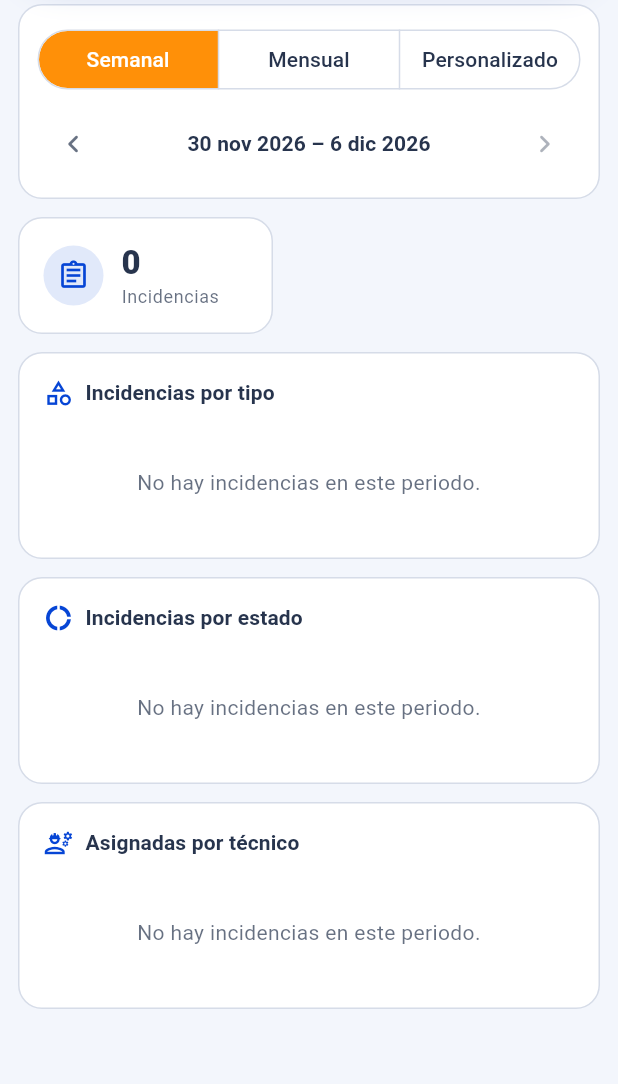
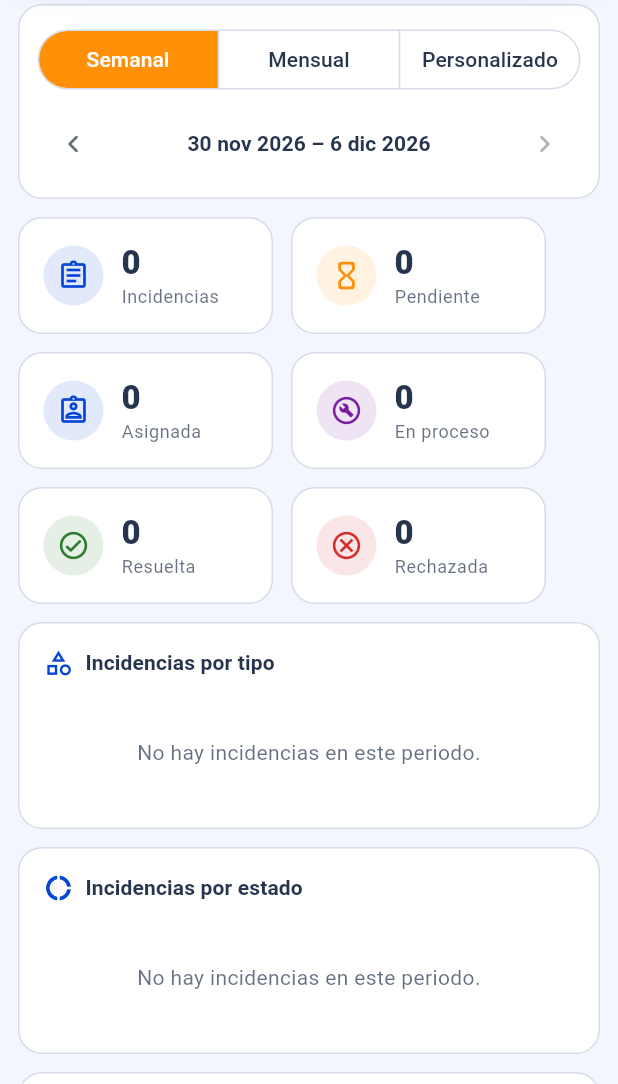
Before and after one commit to ShadowFirmware/FIXO, a Flutter app: the AdminStatisticsScreen screen opened by its route, on a phone screen of 412 x 824 dp, the part 152-1236 px from its top. Run offline on Flutter 3.47's test engine with Material 3 defaults, Android fonts, the phone set to English and light mode, and no system bars; our stand-ins replace cloud_firestore, firebase_auth, firebase_core, image_picker, pdf, printing and 1 more; accounts and stored records are empty.

Commit message:
feat(T-4.12.5): calcular las incidencias por estado
Cuenta las incidencias del periodo por estado y las muestra en el
resumen.

Co-Authored-By: Claude Opus 5.5 <noreply@anthropic.com>

```diff
--- a/lib/features/admin/domain/entities/incident_stats.dart
+++ b/lib/features/admin/domain/entities/incident_stats.dart
@@ -3,17 +3,28 @@ import 'history_incident.dart';
 
 /// Estadísticas de las incidencias de un periodo (HU-4.12).
 class IncidentStats {
-  const IncidentStats({required this.total, this.byType = const {}});
+  const IncidentStats({
+    required this.total,
+    this.byType = const {},
+    this.byStatus = const {},
+  });
 
   static const empty = IncidentStats(total: 0);
 
   /// Calcula las estadísticas de las incidencias del periodo.
   factory IncidentStats.from(List<HistoryIncident> records) {
     final byType = {for (final type in IncidentType.values) type: 0};
+    final byStatus = {for (final status in IncidentStatus.values) status: 0};
     for (final record in records) {
-      byType[record.incident.type] = byType[record.incident.type]! + 1;
+      final incident = record.incident;
+      byType[incident.type] = byType[incident.type]! + 1;
+      byStatus[incident.status] = byStatus[incident.status]! + 1;
     }
-    return IncidentStats(total: records.length, byType: byType);
+    return IncidentStats(
+      total: records.length,
+      byType: byType,
+      byStatus: byStatus,
+    );
   }
 
   /// Incidencias creadas en el periodo.
@@ -22,5 +33,10 @@ class IncidentStats {
   /// Cuántas hay de cada tipo, incluidos los que no tienen ninguna.
   final Map<IncidentType, int> byType;
 
+  /// Cuántas hay en cada estado, incluidos los que no tienen ninguna.
+  final Map<IncidentStatus, int> byStatus;
+
   bool get isEmpty => total == 0;
+
+  int countOf(IncidentStatus status) => byStatus[status] ?? 0;
 }
--- a/lib/features/admin/presentation/screens/admin_statistics_screen.dart
+++ b/lib/features/admin/presentation/screens/admin_statistics_screen.dart
@@ -3,6 +3,8 @@ import 'package:flutter/material.dart';
 import '../../../../app/routes/route_names.dart';
 import '../../../../core/theme/app_colors.dart';
 import '../../../../shared/widgets/fixo_app_bar.dart';
+import '../../../incidents/domain/entities/incident.dart';
+import '../../../incidents/presentation/widgets/incident_status_view.dart';
 import '../providers/incident_stats_view_model.dart';
 import '../widgets/admin_drawer.dart';
 import '../widgets/history_incident_widgets.dart';
@@ -107,6 +109,14 @@ class _AdminStatisticsScreenState extends State<AdminStatisticsScreen> {
             value: stats.total,
             icon: Icons.assignment_outlined,
           ),
+          for (final status in IncidentStatus.values)
+            StatsSummaryTile(
+              key: Key('stats.summary.${status.value}'),
+              label: status.label,
+              value: stats.countOf(status),
+              icon: status.icon,
+              color: status.color,
+            ),
         ],
       ),
       const SizedBox(height: 12),
@@ -124,9 +134,15 @@ class _AdminStatisticsScreenState extends State<AdminStatisticsScreen> {
                   ),
           ),
           StatsSection(
+            key: const Key('stats.byStatus'),
             title: 'Incidencias por estado',
             icon: Icons.donut_large_outlined,
-            child: empty,
+            child: stats.isEmpty
+                ? empty
+                : StatsCountList(
+                    entries: statusEntries(stats),
+                    total: stats.total,
+                  ),
           ),
           StatsSection(
             title: 'Asignadas por técnico',
--- a/lib/features/admin/presentation/widgets/stats_entries.dart
+++ b/lib/features/admin/presentation/widgets/stats_entries.dart
@@ -1,6 +1,7 @@
 import 'package:flutter/material.dart';
 
 import '../../../incidents/domain/entities/incident.dart';
+import '../../../incidents/presentation/widgets/incident_status_view.dart';
 import '../../../incidents/presentation/widgets/incident_type_style.dart';
 import '../../domain/entities/incident_stats.dart';
 import 'stats_widgets.dart';
@@ -23,3 +24,14 @@ List<StatsEntry> typeEntries(IncidentStats stats) => [
       icon: type.icon,
     ),
 ];
+
+/// Incidencias por estado, en el orden en que avanza una incidencia.
+List<StatsEntry> statusEntries(IncidentStats stats) => [
+  for (final status in IncidentStatus.values)
+    StatsEntry(
+      label: status.label,
+      count: stats.countOf(status),
+      color: status.color,
+      icon: status.icon,
+    ),
+];
```
